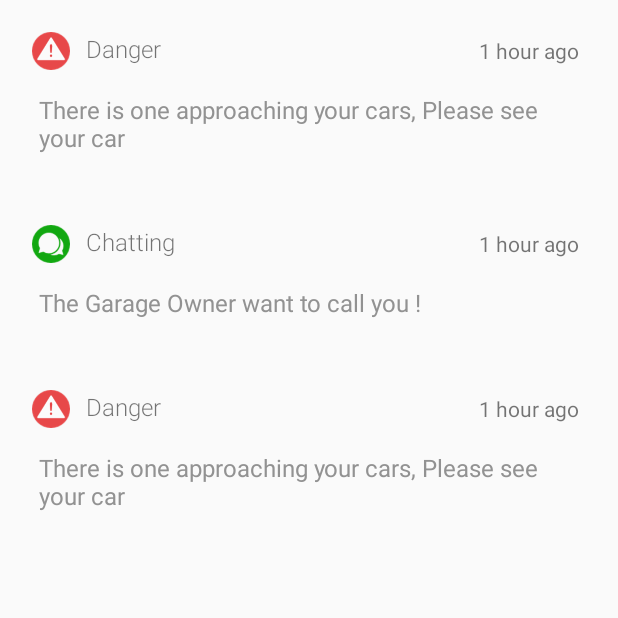
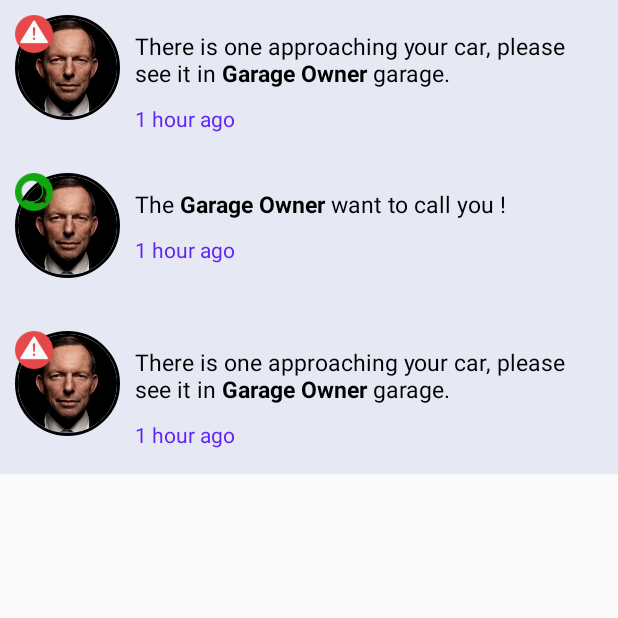
Before and after one commit to Abdalrahaman/Rakna-Car-Owner-App, an Android app: the fragment OwnerNotificationFragment shown on its own in the app's theme, on a phone screen of 412 x 824 dp, the top half of it. Run offline under Robolectric (Android 15) with nearby library versions, the phone set to English and light mode, and no system bars; our stand-ins replace CircleImageView.

Commit message:
update Abdo package

```diff
--- a/app/build.gradle
+++ b/app/build.gradle
@@ -30,4 +30,5 @@ dependencies {
     androidTestImplementation 'com.android.support.test:runner:1.0.2'
     androidTestImplementation 'com.android.support.test.espresso:espresso-core:3.0.2'
     implementation 'com.android.support:design:27.1.1'
+    implementation 'de.hdodenhof:circleimageview:3.0.0'
 }
--- a/app/src/main/java/com/example/rakna/raknagraduationproject/abdoCode/AbdoModel/AbdoContent.java
+++ b/app/src/main/java/com/example/rakna/raknagraduationproject/abdoCode/AbdoModel/AbdoContent.java
@@ -1,8 +1,23 @@
 package com.example.rakna.raknagraduationproject.abdoCode.AbdoModel;
+
+import android.text.SpannableString;
 
 public class AbdoContent {
 
-    public interface ProView{}
-    public interface ProPresenter{}
-    public interface ProModel{}
+    public interface ProView{
+
+        void getUpdateMessage(SpannableString newMsg);
+
+    }
+
+    public interface ProPresenter{
+
+        void changeMessageStyle(int msgId);
+    }
+
+    public interface ProModel{
+
+        SpannableString MessageStyleOperation(int msgId);
+    }
+
 }
--- a/app/src/main/java/com/example/rakna/raknagraduationproject/abdoCode/AbdoModel/MainModel.java
+++ b/app/src/main/java/com/example/rakna/raknagraduationproject/abdoCode/AbdoModel/MainModel.java
@@ -1,4 +1,30 @@
 package com.example.rakna.raknagraduationproject.abdoCode.AbdoModel;
 
-public class MainModel {
+import android.text.SpannableString;
+
+public class MainModel implements AbdoContent.ProModel {
+
+    NotiMessageStyles msgSty ;
+    SpannableString msgUpdate;
+
+    public MainModel() {
+
+    }
+
+    @Override
+    public SpannableString MessageStyleOperation(int msgId) {
+
+        msgSty = new NotiMessageStyles();
+
+        if (msgId == 0){
+
+           msgUpdate = msgSty.warningMessageStyle();
+
+        }else {
+
+            msgUpdate = msgSty.chattingMessageStyle();
+        }
+
+        return msgUpdate;
+    }
 }
--- /dev/null
+++ b/app/src/main/java/com/example/rakna/raknagraduationproject/abdoCode/AbdoModel/NotiMessageStyles.java
@@ -0,0 +1,45 @@
+package com.example.rakna.raknagraduationproject.abdoCode.AbdoModel;
+
+import android.graphics.Typeface;
+import android.text.SpannableString;
+import android.text.Spanned;
+import android.text.style.StyleSpan;
+
+public class NotiMessageStyles {
+
+    String msgWarning ;
+    String msgChatting ;
+
+
+    StyleSpan boldSpan ;
+
+
+    public NotiMessageStyles() {
+
+        msgWarning = "There is one approaching your car, please see it in Garage Owner garage." ;
+        msgChatting = "The Garage Owner want to call you !";
+
+        boldSpan = new StyleSpan(Typeface.BOLD);
+    }
+
+    public SpannableString warningMessageStyle(){
+
+        SpannableString ss = new SpannableString(msgWarning);
+
+        ss.setSpan(boldSpan, 52, 64, Spanned.SPAN_EXCLUSIVE_EXCLUSIVE);
+
+        return ss ;
+
+    }
+
+
+    public SpannableString chattingMessageStyle(){
+
+        SpannableString ss = new SpannableString(msgChatting);
+
+        ss.setSpan(boldSpan, 4, 16, Spanned.SPAN_EXCLUSIVE_EXCLUSIVE);
+
+        return ss ;
+
+    }
+}
--- a/app/src/main/java/com/example/rakna/raknagraduationproject/abdoCode/AbdoModel/NotificationAdapter.java
+++ b/app/src/main/java/com/example/rakna/raknagraduationproject/abdoCode/AbdoModel/NotificationAdapter.java
@@ -2,6 +2,7 @@ package com.example.rakna.raknagraduationproject.abdoCode.AbdoModel;
 
 import android.content.Context;
 import android.support.v7.widget.RecyclerView;
+import android.text.SpannableString;
 import android.util.Log;
 import android.view.LayoutInflater;
 import android.view.View;
@@ -10,6 +11,7 @@ import android.widget.ImageView;
 import android.widget.TextView;
 
 import com.example.rakna.raknagraduationproject.R;
+import com.example.rakna.raknagraduationproject.abdoCode.AbdoPresenter.MainPresenter;
 
 public class NotificationAdapter extends RecyclerView.Adapter<NotificationAdapter.NumberViewHolder> {
 
@@ -24,7 +26,9 @@ public class NotificationAdapter extends RecyclerView.Adapter<NotificationAdapte
      * @param numberOfItems Number of items to display in list
      */
     public NotificationAdapter(int numberOfItems) {
+
         mNumberItems = numberOfItems;
+
     }
 
     /**
@@ -83,11 +87,12 @@ public class NotificationAdapter extends RecyclerView.Adapter<NotificationAdapte
     /**
      * Cache of the children views for a list item.
      */
-    class NumberViewHolder extends RecyclerView.ViewHolder {
+    class NumberViewHolder extends RecyclerView.ViewHolder implements AbdoContent.ProView {
+
+        MainPresenter presenter ;
 
         // Will display the position in the list, ie 0 through getItemCount() - 1
         ImageView listItemNotiColor;
-        TextView listItemNotiState;
         TextView listItemNotiMessage;
 
         /**
@@ -101,8 +106,9 @@ public class NotificationAdapter extends RecyclerView.Adapter<NotificationAdapte
             super(itemView);
 
             listItemNotiColor = (ImageView)itemView.findViewById(R.id.imv_noti_color);
-            listItemNotiState = (TextView) itemView.findViewById(R.id.tv_noti_state);
             listItemNotiMessage = (TextView)itemView.findViewById(R.id.tv_noti_msg);
+
+            presenter = new MainPresenter(this);
         }
 
         /**
@@ -113,9 +119,20 @@ public class NotificationAdapter extends RecyclerView.Adapter<NotificationAdapte
         void bind(int listIndex) {
             if(listIndex == 1) {
                 listItemNotiColor.setImageResource(R.drawable.noti_chatting);
-                listItemNotiState.setText("Chatting");
-                listItemNotiMessage.setText("The Garage Owner want to call you !");
+                presenter.changeMessageStyle(1);
+
+            }else{
+
+                presenter.changeMessageStyle(0);
+
             }
+        }
+
+        @Override
+        public void getUpdateMessage(SpannableString newMsg) {
+
+            listItemNotiMessage.setText(newMsg);
+
         }
     }
 }
--- a/app/src/main/java/com/example/rakna/raknagraduationproject/abdoCode/AbdoPresenter/MainPresenter.java
+++ b/app/src/main/java/com/example/rakna/raknagraduationproject/abdoCode/AbdoPresenter/MainPresenter.java
@@ -1,4 +1,24 @@
 package com.example.rakna.raknagraduationproject.abdoCode.AbdoPresenter;
 
-public class MainPresenter {
+import android.text.SpannableString;
+
+import com.example.rakna.raknagraduationproject.abdoCode.AbdoModel.AbdoContent;
+import com.example.rakna.raknagraduationproject.abdoCode.AbdoModel.MainModel;
+
+public class MainPresenter implements AbdoContent.ProPresenter {
+
+    AbdoContent.ProModel model ;
+    AbdoContent.ProView view ;
+
+
+    public MainPresenter(AbdoContent.ProView newView) {
+        model = new MainModel();
+        view = newView ;
+    }
+
+    @Override
+    public void changeMessageStyle(int msgId) {
+        SpannableString msgUpdate = model.MessageStyleOperation(msgId);
+        view.getUpdateMessage(msgUpdate);
+    }
 }
--- a/app/src/main/res/layout/notiifcation_list_item.xml
+++ b/app/src/main/res/layout/notiifcation_list_item.xml
@@ -1,56 +1,68 @@
 <?xml version="1.0" encoding="utf-8"?>
 <FrameLayout xmlns:android="http://schemas.android.com/apk/res/android"
-    xmlns:tools="http://schemas.android.com/tools"
     android:layout_width="match_parent"
     android:layout_height="wrap_content"
-    android:padding="16dp">
+    xmlns:app="http://schemas.android.com/apk/res-auto"
+    android:background="@color/color_noti_background"
+    android:padding="10dp">
 
     <LinearLayout
         android:layout_width="match_parent"
-        android:layout_height="wrap_content"
-        android:orientation="vertical">
+        android:layout_height="85dp"
+        android:orientation="horizontal">
 
-        <LinearLayout
-            android:layout_width="match_parent"
-            android:layout_height="wrap_content"
-            android:orientation="horizontal">
+        <RelativeLayout
+            android:layout_width="wrap_content"
+            android:layout_height="wrap_content">
+
+            <de.hdodenhof.circleimageview.CircleImageView
+                xmlns:app="http://schemas.android.com/apk/res-auto"
+                android:id="@+id/profile_image"
+                android:layout_width="70dp"
+                android:layout_height="70dp"
+                android:src="@drawable/image_example"
+                app:civ_border_width="2dp"
+                app:civ_border_color="#FF000000"/>
 
             <ImageView
                 android:id="@+id/imv_noti_color"
                 android:layout_width="wrap_content"
                 android:layout_height="wrap_content"
                 android:src="@drawable/camera_warning"
-                android:layout_gravity="center"
-                android:padding="5dp"/>
+                android:layout_gravity="center" />
+
+
+        </RelativeLayout>
+
+
+        <LinearLayout
+            android:layout_width="match_parent"
+            android:layout_height="match_parent"
+            android:orientation="vertical">
 
             <TextView
-                android:id="@+id/tv_noti_state"
-                android:layout_width="wrap_content"
-                android:layout_height="match_parent"
-                android:text="Danger"
-                android:textSize="16sp"
-                android:fontFamily="sans-serif-light"
-                android:padding="5dp"/>
+                android:id="@+id/tv_noti_msg"
+                android:layout_width="match_parent"
+                android:layout_height="wrap_content"
+                android:text="@string/noti_message"
+                android:textSize="15sp"
+                android:fontFamily="sans-serif"
+                android:padding="10dp"
+                android:textColor="#020202"/>
+
 
             <TextView
                 android:id="@+id/tv_noti_period"
-                android:layout_width="match_parent"
-                android:layout_height="match_parent"
+                android:layout_width="wrap_content"
+                android:layout_height="wrap_content"
                 android:text="1 hour ago"
                 android:gravity="end|center"
-                android:paddingRight="10dp"/>
+                android:paddingLeft="10dp"
+                android:textColor="@color/color_time_ago"/>
 
         </LinearLayout>
 
-        <TextView
-            android:id="@+id/tv_noti_msg"
-            android:layout_width="match_parent"
-            android:layout_height="wrap_content"
-            android:text="@string/noti_message"
-            android:textSize="16sp"
-            android:fontFamily="sans-serif"
-            android:padding="10dp"
-            android:textColor="#929292"/>
+
 
     </LinearLayout>
 
--- a/app/src/main/res/values/colors.xml
+++ b/app/src/main/res/values/colors.xml
@@ -12,4 +12,6 @@
     <color name="black">#1b1b1b</color>
     <color name="customblue">#FFD8DBD4</color>
     <color name="white">#FFFFFF</color>
+    <color name="color_time_ago">#6226f4</color>
+    <color name="color_noti_background">#e6e8f4</color>
 </resources>
--- a/app/src/main/res/values/strings.xml
+++ b/app/src/main/res/values/strings.xml
@@ -46,7 +46,7 @@
 
     <!-- Activity 2-->
     <string name="Wellcom">Wellcom In Rakna App</string>
-    <string name="noti_message">There is one approaching your cars, Please see your car</string>
+    <string name="noti_message">There is one approaching your car, please see it in Garage Owner garage.</string>
 
     <!--        AZER          -->
 
```
Also changed, not shown: app/src/main/res/drawable-xxhdpi/image_example.jpg (added).
